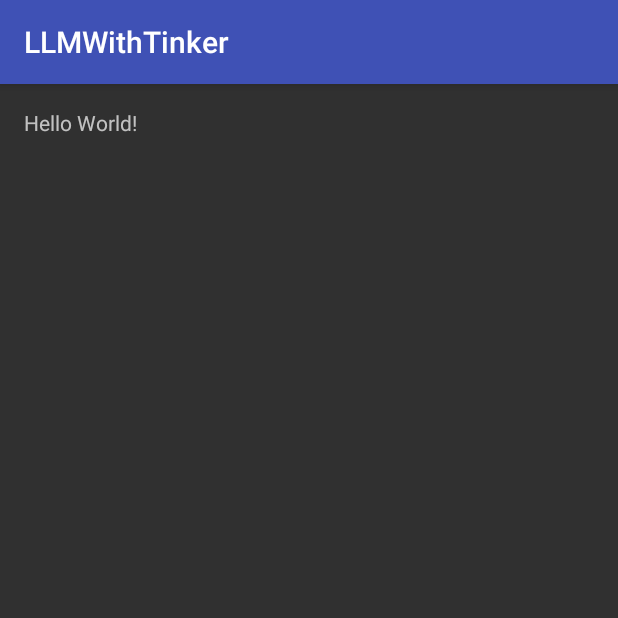
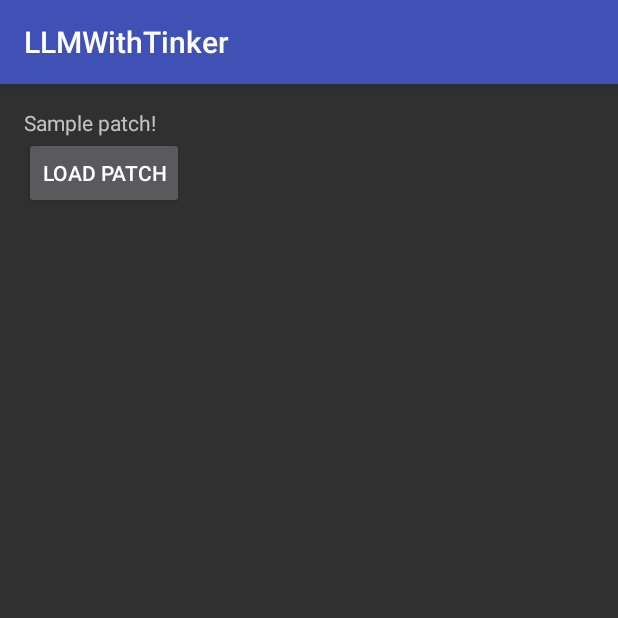
Before and after one commit to haibinpark/tinkerdemo, an Android app: the screen it shows after launch (MainActivity), on a phone screen of 412 x 824 dp, the top half of it. Run offline under Robolectric (Android 15) with nearby library versions, the phone set to English and light mode, and no system bars; libraries missing offline, so code that uses them is left out: com.tencent.tinker.

Commit message:
加载补丁代码

```diff
--- a/app/build.gradle
+++ b/app/build.gradle
@@ -292,7 +292,7 @@ if (buildWithTinker()) {
                       //warning, you must change it with your application
                       "com.wkllme.llmwithtinker.app.LLMApplication",
                       //use sample, let BaseBuildInfo unchangeable with tinker
-                      "tinker.sample.android.app.BaseBuildInfo"
+                      "com.wkllme.llmwithtinker.app.BaseBuildInfo"
             ]
         }
 
--- a/app/src/main/java/com/wkllme/llmwithtinker/MainActivity.java
+++ b/app/src/main/java/com/wkllme/llmwithtinker/MainActivity.java
@@ -1,7 +1,12 @@
 package com.wkllme.llmwithtinker;
 
+import android.os.Environment;
 import android.support.v7.app.AppCompatActivity;
 import android.os.Bundle;
+import android.view.View;
+import android.widget.Button;
+
+import com.tencent.tinker.lib.tinker.TinkerInstaller;
 
 public class MainActivity extends AppCompatActivity {
 
@@ -9,5 +14,13 @@ public class MainActivity extends AppCompatActivity {
     protected void onCreate(Bundle savedInstanceState) {
         super.onCreate(savedInstanceState);
         setContentView(R.layout.activity_main);
+        Button loadPatch = (Button) findViewById(R.id.loadPatch);
+        loadPatch.setOnClickListener(new View.OnClickListener() {
+            @Override
+            public void onClick(View view) {
+                TinkerInstaller.onReceiveUpgradePatch(getApplicationContext(),
+                        Environment.getExternalStorageDirectory().getAbsolutePath() + "/patch_signed_7zip.apk");
+            }
+        });
     }
 }
--- a/app/src/main/res/layout/activity_main.xml
+++ b/app/src/main/res/layout/activity_main.xml
@@ -9,9 +9,18 @@
     android:paddingRight="@dimen/activity_horizontal_margin"
     android:paddingTop="@dimen/activity_vertical_margin"
     tools:context="com.wkllme.llmwithtinker.MainActivity">
-
     <TextView
+        android:id="@+id/textView"
         android:layout_width="wrap_content"
         android:layout_height="wrap_content"
-        android:text="Hello World!" />
+        android:text="Sample patch!"/>
+
+    <Button
+        android:id="@+id/loadPatch"
+        android:layout_width="wrap_content"
+        android:layout_height="wrap_content"
+        android:layout_alignParentLeft="true"
+        android:layout_alignParentStart="true"
+        android:layout_below="@+id/textView"
+        android:text="load patch"/>
 </RelativeLayout>
```
Also changed, not shown: 1 other file.
